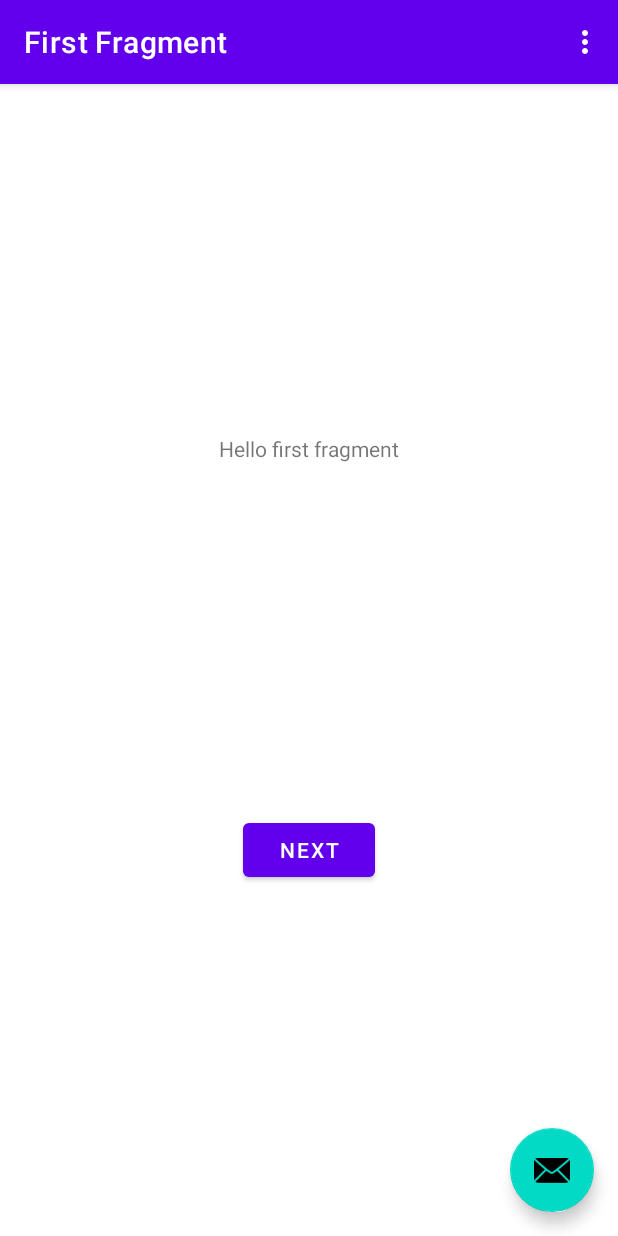
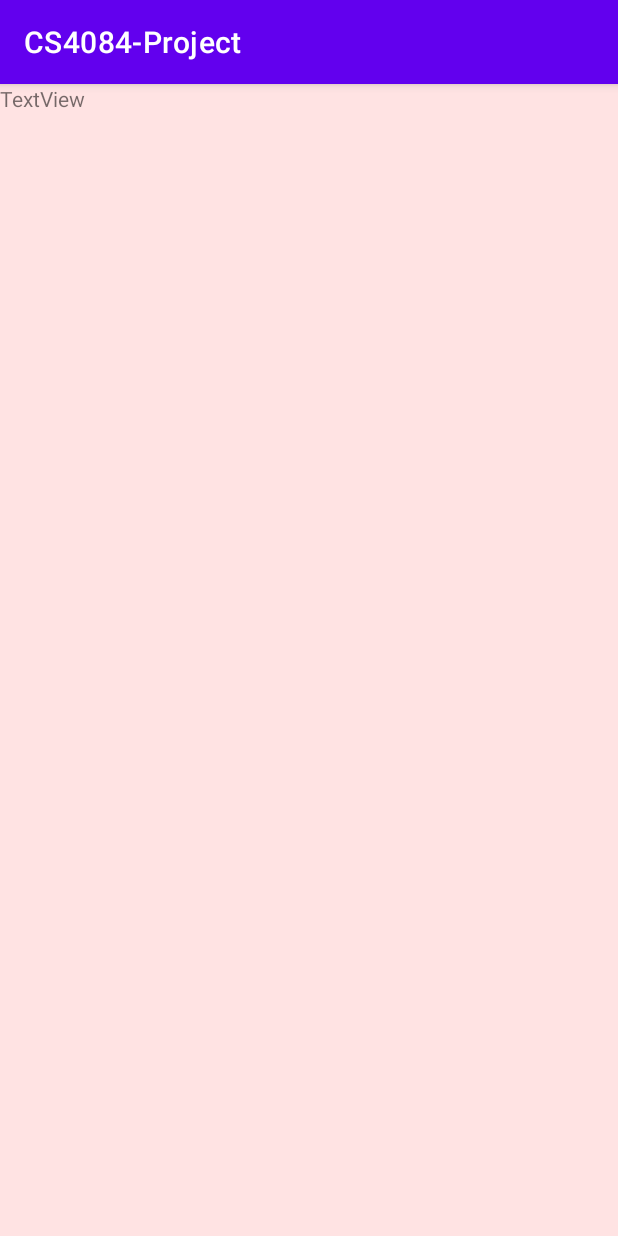
Before and after one commit to TZajas/CS4084-Project, an Android app: the screen it shows after launch (MainActivity before the commit, HomeActivity after it), on a phone screen of 412 x 824 dp. Run offline under Robolectric (Android 15) with nearby library versions, the phone set to English and light mode, and no system bars.

Commit message:
added splashscreen and some assets

```diff
--- a/app/src/main/AndroidManifest.xml
+++ b/app/src/main/AndroidManifest.xml
@@ -12,7 +12,10 @@
         android:theme="@style/Theme.CS4084Project"
         tools:targetApi="31">
         <activity
-            android:name=".MainActivity"
+            android:name=".HomeActivity"
+            android:exported="false" />
+        <activity
+            android:name=".SplashScreen"
             android:exported="true"
             android:label="@string/app_name"
             android:theme="@style/Theme.CS4084Project.NoActionBar">
--- a/app/src/main/java/com/example/cs4084_project/FirstFragment.java
+++ /dev/null
@@ -1,47 +0,0 @@
-package com.example.cs4084_project;
-
-import android.os.Bundle;
-import android.view.LayoutInflater;
-import android.view.View;
-import android.view.ViewGroup;
-
-import androidx.annotation.NonNull;
-import androidx.fragment.app.Fragment;
-import androidx.navigation.fragment.NavHostFragment;
-
-import com.example.cs4084_project.databinding.FragmentFirstBinding;
-
-public class FirstFragment extends Fragment {
-
-    private FragmentFirstBinding binding;
-
-    @Override
-    public View onCreateView(
-            LayoutInflater inflater, ViewGroup container,
-            Bundle savedInstanceState
-    ) {
-
-        binding = FragmentFirstBinding.inflate(inflater, container, false);
-        return binding.getRoot();
-
-    }
-
-    public void onViewCreated(@NonNull View view, Bundle savedInstanceState) {
-        super.onViewCreated(view, savedInstanceState);
-
-        binding.buttonFirst.setOnClickListener(new View.OnClickListener() {
-            @Override
-            public void onClick(View view) {
-                NavHostFragment.findNavController(FirstFragment.this)
-                        .navigate(R.id.action_FirstFragment_to_SecondFragment);
-            }
-        });
-    }
-
-    @Override
-    public void onDestroyView() {
-        super.onDestroyView();
-        binding = null;
-    }
-
-}
--- /dev/null
+++ b/app/src/main/java/com/example/cs4084_project/HomeActivity.java
@@ -0,0 +1,15 @@
+package com.example.cs4084_project;
+
+        import android.os.Bundle;
+
+        import androidx.appcompat.app.AppCompatActivity;
+
+public class HomeActivity extends AppCompatActivity {
+
+
+    @Override
+    protected void onCreate(Bundle savedInstanceState) {
+        super.onCreate(savedInstanceState);
+        setContentView(R.layout.activity_home_main);
+    }
+}
--- a/app/src/main/java/com/example/cs4084_project/MainActivity.java
+++ /dev/null
@@ -1,76 +0,0 @@
-package com.example.cs4084_project;
-
-import android.os.Bundle;
-
-import com.google.android.material.snackbar.Snackbar;
-
-import androidx.appcompat.app.AppCompatActivity;
-
-import android.view.View;
-
-import androidx.navigation.NavController;
-import androidx.navigation.Navigation;
-import androidx.navigation.ui.AppBarConfiguration;
-import androidx.navigation.ui.NavigationUI;
-
-import com.example.cs4084_project.databinding.ActivityMainBinding;
-
-import android.view.Menu;
-import android.view.MenuItem;
-
-public class MainActivity extends AppCompatActivity {
-
-    private AppBarConfiguration appBarConfiguration;
-    private ActivityMainBinding binding;
-
-    @Override
-    protected void onCreate(Bundle savedInstanceState) {
-        super.onCreate(savedInstanceState);
-
-        binding = ActivityMainBinding.inflate(getLayoutInflater());
-        setContentView(binding.getRoot());
-
-        setSupportActionBar(binding.toolbar);
-
-        NavController navController = Navigation.findNavController(this, R.id.nav_host_fragment_content_main);
-        appBarConfiguration = new AppBarConfiguration.Builder(navController.getGraph()).build();
-        NavigationUI.setupActionBarWithNavController(this, navController, appBarConfiguration);
-
-        binding.fab.setOnClickListener(new View.OnClickListener() {
-            @Override
-            public void onClick(View view) {
-                Snackbar.make(view, "Replace with your own action", Snackbar.LENGTH_LONG)
-                        .setAction("Action", null).show();
-            }
-        });
-    }
-
-    @Override
-    public boolean onCreateOptionsMenu(Menu menu) {
-        // Inflate the menu; this adds items to the action bar if it is present.
-        getMenuInflater().inflate(R.menu.menu_main, menu);
-        return true;
-    }
-
-    @Override
-    public boolean onOptionsItemSelected(MenuItem item) {
-        // Handle action bar item clicks here. The action bar will
-        // automatically handle clicks on the Home/Up button, so long
-        // as you specify a parent activity in AndroidManifest.xml.
-        int id = item.getItemId();
-
-        //noinspection SimplifiableIfStatement
-        if (id == R.id.action_settings) {
-            return true;
-        }
-
-        return super.onOptionsItemSelected(item);
-    }
-
-    @Override
-    public boolean onSupportNavigateUp() {
-        NavController navController = Navigation.findNavController(this, R.id.nav_host_fragment_content_main);
-        return NavigationUI.navigateUp(navController, appBarConfiguration)
-                || super.onSupportNavigateUp();
-    }
-}
--- /dev/null
+++ b/app/src/main/java/com/example/cs4084_project/SplashScreen.java
@@ -0,0 +1,27 @@
+package com.example.cs4084_project;
+
+import androidx.appcompat.app.AppCompatActivity;
+
+import android.content.Intent;
+import android.os.Bundle;
+import android.os.CountDownTimer;
+import android.os.Handler;
+
+public class SplashScreen extends AppCompatActivity {
+
+    @Override
+    protected void onCreate(Bundle savedInstanceState) {
+        super.onCreate(savedInstanceState);
+        setContentView(R.layout.activity_splash_screen);
+
+
+        new Handler().postDelayed(new Runnable() {
+            @Override
+            public void run() {
+                startActivity(new Intent(SplashScreen.this, HomeActivity.class));
+                finish();
+            }
+        },4000);
+
+    }
+}
--- /dev/null
+++ b/app/src/main/res/layout/activity_home_main.xml
@@ -0,0 +1,17 @@
+<?xml version="1.0" encoding="utf-8"?>
+<androidx.coordinatorlayout.widget.CoordinatorLayout xmlns:android="http://schemas.android.com/apk/res/android"
+    xmlns:app="http://schemas.android.com/apk/res-auto"
+    xmlns:tools="http://schemas.android.com/tools"
+    android:layout_width="match_parent"
+    android:layout_height="match_parent"
+    tools:context=".HomeActivity"
+    android:background="@color/background"
+    >
+
+
+    <TextView
+        android:id="@+id/textView"
+        android:layout_width="wrap_content"
+        android:layout_height="wrap_content"
+        android:text="TextView" />
+</androidx.coordinatorlayout.widget.CoordinatorLayout>
--- a/app/src/main/res/layout/activity_main.xml
+++ /dev/null
@@ -1,34 +0,0 @@
-<?xml version="1.0" encoding="utf-8"?>
-<androidx.coordinatorlayout.widget.CoordinatorLayout xmlns:android="http://schemas.android.com/apk/res/android"
-    xmlns:app="http://schemas.android.com/apk/res-auto"
-    xmlns:tools="http://schemas.android.com/tools"
-    android:layout_width="match_parent"
-    android:layout_height="match_parent"
-    tools:context=".MainActivity">
-
-    <com.google.android.material.appbar.AppBarLayout
-        android:layout_width="match_parent"
-        android:layout_height="wrap_content"
-        android:theme="@style/Theme.CS4084Project.AppBarOverlay">
-
-        <androidx.appcompat.widget.Toolbar
-            android:id="@+id/toolbar"
-            android:layout_width="match_parent"
-            android:layout_height="?attr/actionBarSize"
-            android:background="?attr/colorPrimary"
-            app:popupTheme="@style/Theme.CS4084Project.PopupOverlay" />
-
-    </com.google.android.material.appbar.AppBarLayout>
-
-    <include layout="@layout/content_main" />
-
-    <com.google.android.material.floatingactionbutton.FloatingActionButton
-        android:id="@+id/fab"
-        android:layout_width="wrap_content"
-        android:layout_height="wrap_content"
-        android:layout_gravity="bottom|end"
-        android:layout_marginEnd="@dimen/fab_margin"
-        android:layout_marginBottom="16dp"
-        app:srcCompat="@android:drawable/ic_dialog_email" />
-
-</androidx.coordinatorlayout.widget.CoordinatorLayout>
--- a/app/src/main/res/layout/content_main.xml
+++ /dev/null
@@ -1,19 +0,0 @@
-<?xml version="1.0" encoding="utf-8"?>
-<androidx.constraintlayout.widget.ConstraintLayout xmlns:android="http://schemas.android.com/apk/res/android"
-    xmlns:app="http://schemas.android.com/apk/res-auto"
-    android:layout_width="match_parent"
-    android:layout_height="match_parent"
-    app:layout_behavior="@string/appbar_scrolling_view_behavior">
-
-    <fragment
-        android:id="@+id/nav_host_fragment_content_main"
-        android:name="androidx.navigation.fragment.NavHostFragment"
-        android:layout_width="0dp"
-        android:layout_height="0dp"
-        app:defaultNavHost="true"
-        app:layout_constraintBottom_toBottomOf="parent"
-        app:layout_constraintEnd_toEndOf="parent"
-        app:layout_constraintStart_toStartOf="parent"
-        app:layout_constraintTop_toTopOf="parent"
-        app:navGraph="@navigation/nav_graph" />
-</androidx.constraintlayout.widget.ConstraintLayout>
--- a/app/src/main/res/layout/fragment_first.xml
+++ /dev/null
@@ -1,28 +0,0 @@
-<?xml version="1.0" encoding="utf-8"?>
-<androidx.constraintlayout.widget.ConstraintLayout xmlns:android="http://schemas.android.com/apk/res/android"
-    xmlns:app="http://schemas.android.com/apk/res-auto"
-    xmlns:tools="http://schemas.android.com/tools"
-    android:layout_width="match_parent"
-    android:layout_height="match_parent"
-    tools:context=".FirstFragment">
-
-    <TextView
-        android:id="@+id/textview_first"
-        android:layout_width="wrap_content"
-        android:layout_height="wrap_content"
-        android:text="@string/hello_first_fragment"
-        app:layout_constraintBottom_toTopOf="@id/button_first"
-        app:layout_constraintEnd_toEndOf="parent"
-        app:layout_constraintStart_toStartOf="parent"
-        app:layout_constraintTop_toTopOf="parent" />
-
-    <Button
-        android:id="@+id/button_first"
-        android:layout_width="wrap_content"
-        android:layout_height="wrap_content"
-        android:text="@string/next"
-        app:layout_constraintBottom_toBottomOf="parent"
-        app:layout_constraintEnd_toEndOf="parent"
-        app:layout_constraintStart_toStartOf="parent"
-        app:layout_constraintTop_toBottomOf="@id/textview_first" />
-</androidx.constraintlayout.widget.ConstraintLayout>
--- a/app/src/main/res/menu/menu_main.xml
+++ b/app/src/main/res/menu/menu_main.xml
@@ -1,7 +1,7 @@
 <menu xmlns:android="http://schemas.android.com/apk/res/android"
     xmlns:app="http://schemas.android.com/apk/res-auto"
     xmlns:tools="http://schemas.android.com/tools"
-    tools:context="com.example.cs4084_project.MainActivity">
+    tools:context="com.example.cs4084_project.SplashScreen">
     <item
         android:id="@+id/action_settings"
         android:orderInCategory="100"
--- a/app/src/main/res/navigation/nav_graph.xml
+++ /dev/null
@@ -1,28 +0,0 @@
-<?xml version="1.0" encoding="utf-8"?>
-<navigation xmlns:android="http://schemas.android.com/apk/res/android"
-    xmlns:app="http://schemas.android.com/apk/res-auto"
-    xmlns:tools="http://schemas.android.com/tools"
-    android:id="@+id/nav_graph"
-    app:startDestination="@id/FirstFragment">
-
-    <fragment
-        android:id="@+id/FirstFragment"
-        android:name="com.example.cs4084_project.FirstFragment"
-        android:label="@string/first_fragment_label"
-        tools:layout="@layout/fragment_first">
-
-        <action
-            android:id="@+id/action_FirstFragment_to_SecondFragment"
-            app:destination="@id/SecondFragment" />
-    </fragment>
-    <fragment
-        android:id="@+id/SecondFragment"
-        android:name="com.example.cs4084_project.SecondFragment"
-        android:label="@string/second_fragment_label"
-        tools:layout="@layout/fragment_second">
-
-        <action
-            android:id="@+id/action_SecondFragment_to_FirstFragment"
-            app:destination="@id/FirstFragment" />
-    </fragment>
-</navigation>
--- a/app/src/main/res/values/colors.xml
+++ b/app/src/main/res/values/colors.xml
@@ -7,4 +7,7 @@
     <color name="teal_700">#FF018786</color>
     <color name="black">#FF000000</color>
     <color name="white">#FFFFFFFF</color>
+    <color name="background">#FFE3E3</color>
+    <color name="button">#93B5C6</color>
+
 </resources>
```
Also changed, not shown: app/src/main/java/com/example/cs4084_project/SecondFragment.java (deleted, +0 -47 lines), app/src/main/res/layout/activity_splash_screen.xml (added, +35 -0 lines), app/src/main/res/layout/fragment_second.xml (deleted, +0 -27 lines), app/src/main/res/drawable/girl_vector.png (added), app/src/main/res/font/slab.TTF (added).
